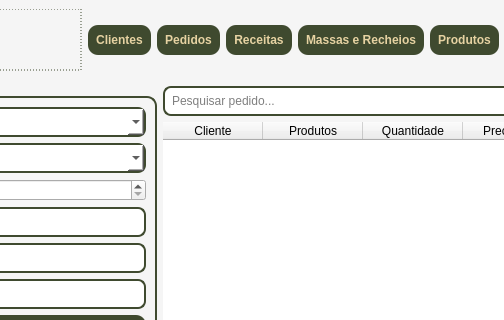
Old version of the form telas/tela_menu.ui in the repository Faeldh/sistema_confeitaria; both pictures show x 492 to 996 and y 0 to 320 of the 1303 by 765 pixel window.
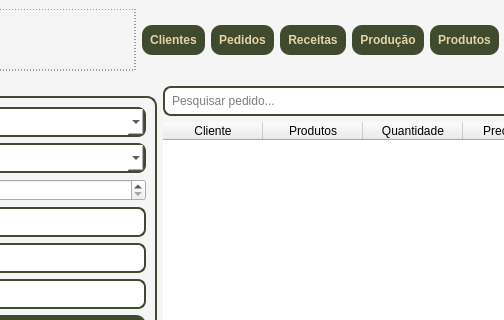
New version of the form. The open tabs and pages were chosen to show the change.

```diff
--- a/telas/tela_menu.ui
+++ b/telas/tela_menu.ui
@@ -60,7 +60,9 @@
     </item>
     <item>
         <widget class="QPushButton" name="btnMassas">
-            <property name="text"><string>Massas e Recheios</string></property>
+          <property name="text">
+           <string>Produção</string>
+          </property>
         </widget>
     </item>
     <item>
```
Left out of the diff: 838 changed lines with no effect on the pictures. Lines whose indentation alone changed are shown as unchanged.
